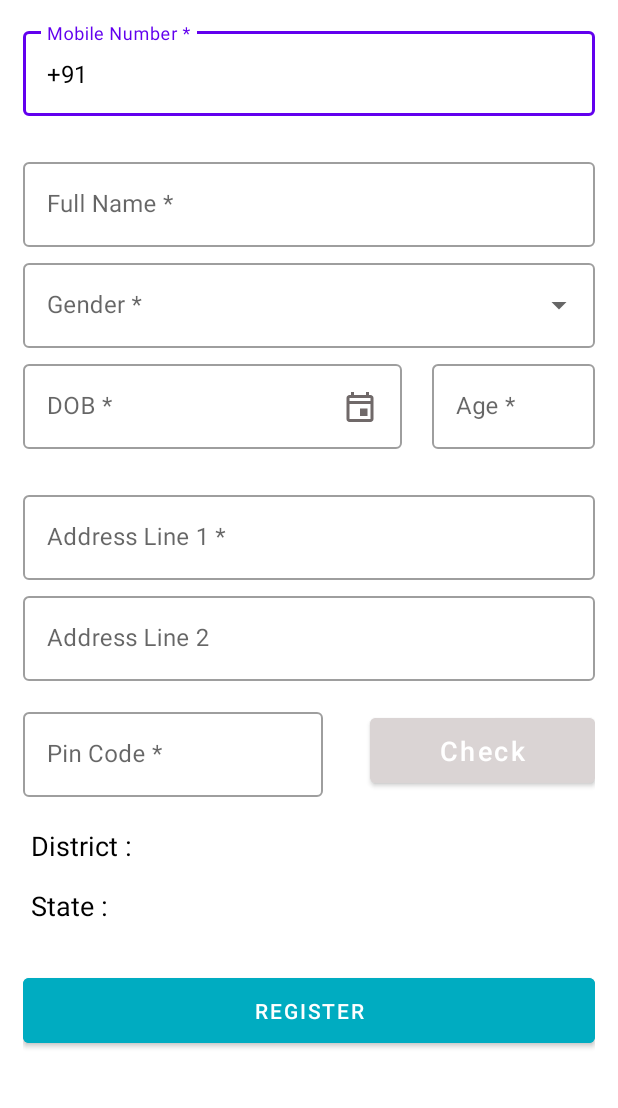
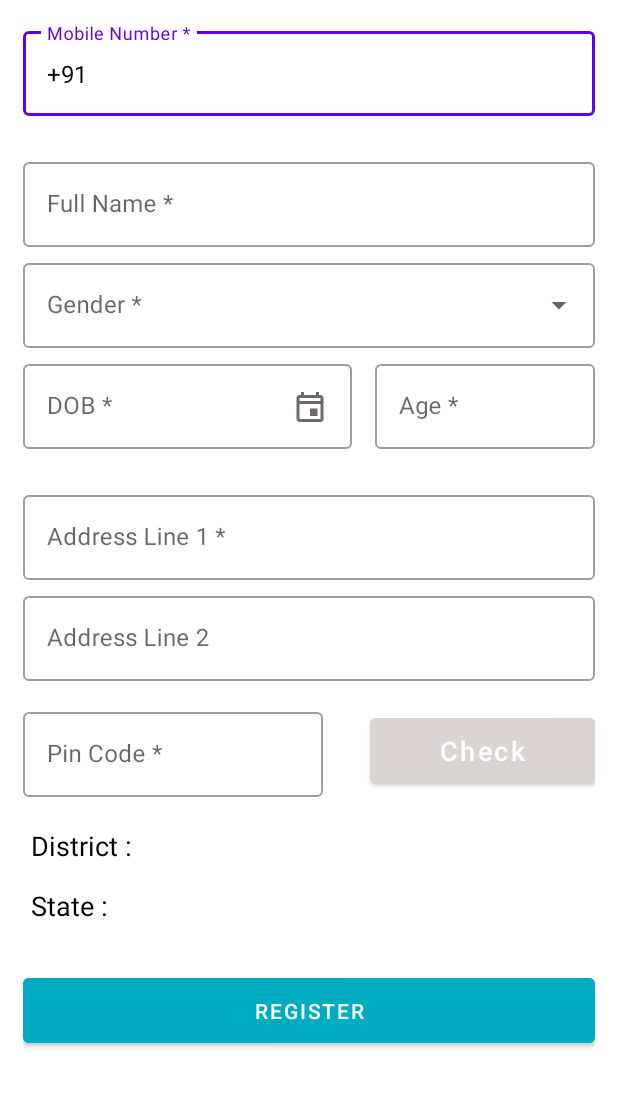
Before and after one commit to Ani10Dec/WeatherApp-MVVM, an Android app: the screen it shows after launch (RegisterActivity), on a phone screen of 412 x 824 dp, the part 84-1192 px from its top. Run offline under Robolectric (Android 15) with nearby library versions, the phone set to English and light mode, and no system bars; our stand-ins replace Room's generated code, data binding; Roboto replaces fonts that are not available here.

Commit message:
improve register layout

```diff
--- a/app/src/main/res/layout/activity_register.xml
+++ b/app/src/main/res/layout/activity_register.xml
@@ -138,7 +138,7 @@
                         style="@style/Widget.MaterialComponents.TextInputLayout.OutlinedBox"
                         android:layout_width="0dp"
                         android:layout_height="match_parent"
-                        android:layout_weight="7">
+                        android:layout_weight="6">
 
                         <com.google.android.material.textfield.TextInputEditText
                             android:id="@+id/date_picker"
@@ -158,9 +158,9 @@
                         style="@style/Widget.MaterialComponents.TextInputLayout.OutlinedBox"
                         android:layout_width="0dp"
                         android:layout_height="wrap_content"
-                        android:layout_marginStart="20dp"
+                        android:layout_marginStart="15dp"
                         android:layout_gravity="end"
-                        android:layout_weight="3">
+                        android:layout_weight="4">
 
                         <com.google.android.material.textfield.TextInputEditText
                             android:id="@+id/et_age"
```
